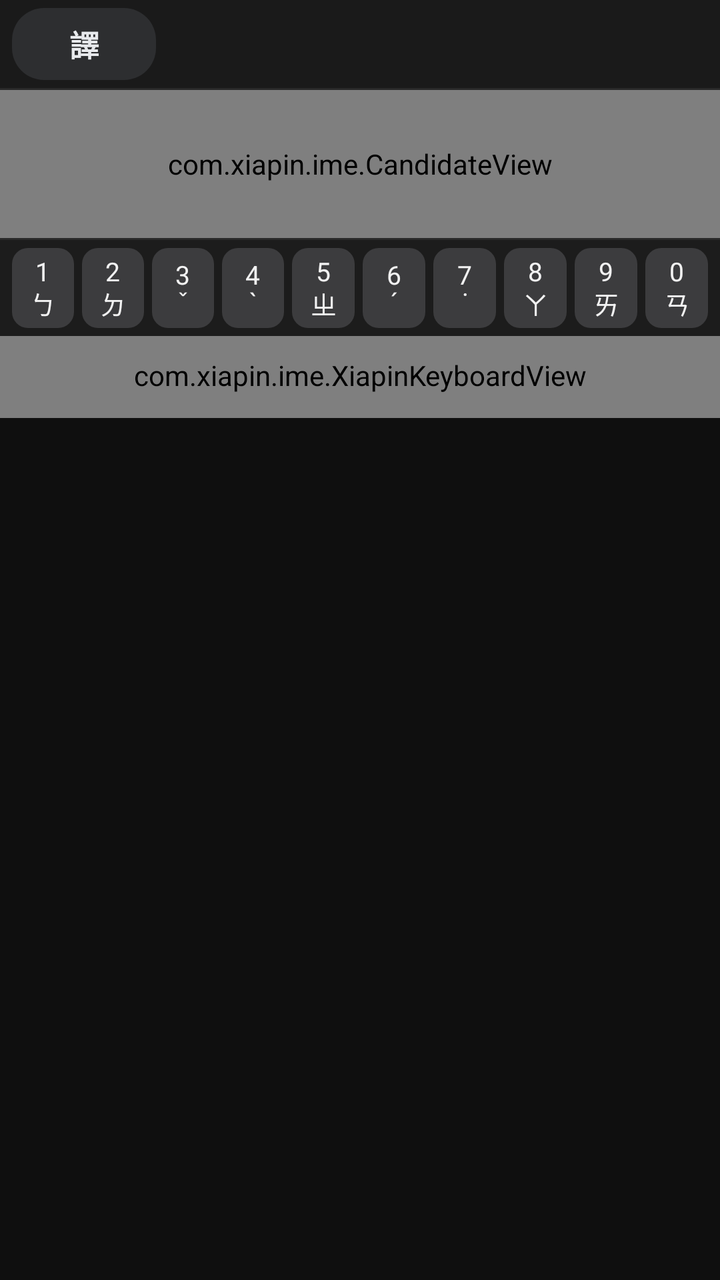
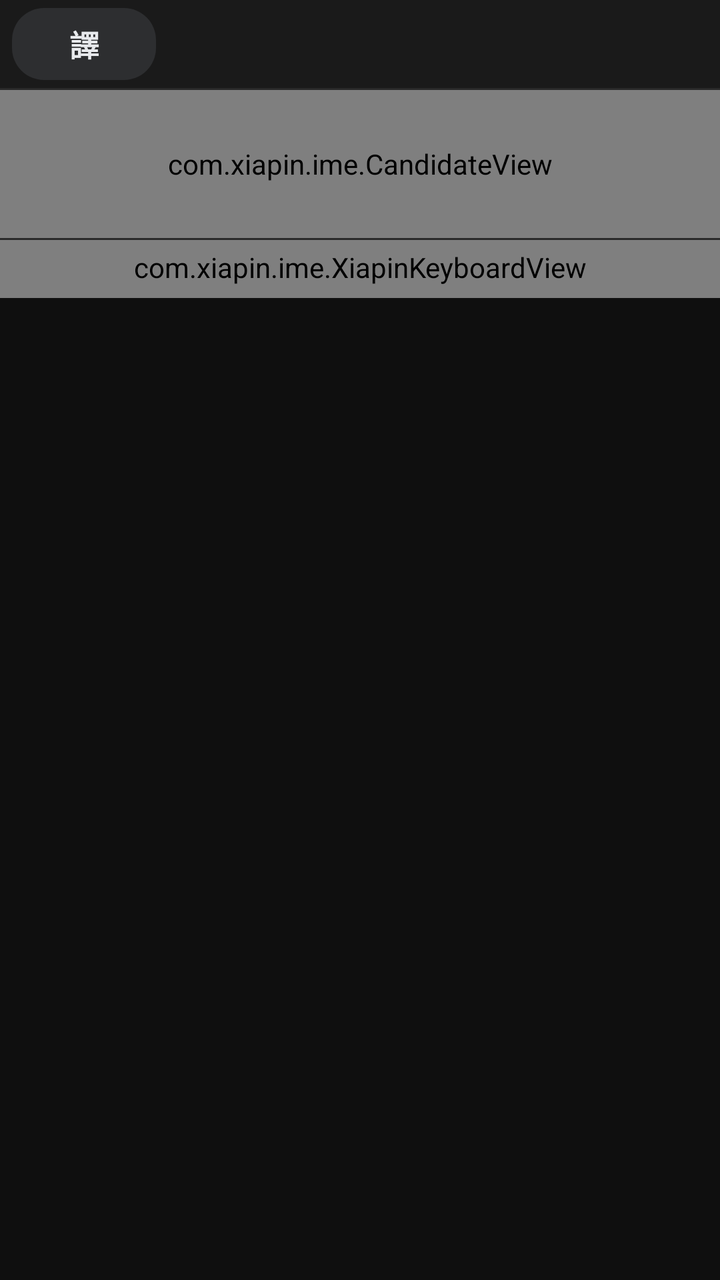

The first picture is an Android layout as it rendered before a commit; the second is the same layout after the commit. The layout source and the unified diff follow.
<!-- AndroidManifest.xml: fallback theme Theme.MaterialComponents.DayNight.NoActionBar -->
<!-- res/layout/input_view.xml -->
<?xml version="1.0" encoding="utf-8"?>
<LinearLayout xmlns:android="http://schemas.android.com/apk/res/android"
    android:layout_width="match_parent"
    android:layout_height="wrap_content"
    android:orientation="vertical"
    android:background="#0f0f0f">

    
    <LinearLayout
        android:id="@+id/feature_bar"
        android:layout_width="match_parent"
        android:layout_height="44dp"
        android:orientation="horizontal"
        android:gravity="center_vertical"
        android:background="#1a1a1a"
        android:paddingStart="6dp"
        android:paddingEnd="6dp">

        <TextView
            android:id="@+id/btn_translate"
            android:layout_width="wrap_content"
            android:layout_height="36dp"
            android:minWidth="72dp"
            android:minHeight="40dp"
            android:gravity="center"
            android:paddingStart="16dp"
            android:paddingEnd="16dp"
            android:text="譯"
            android:textSize="15sp"
            android:textStyle="bold"
            android:textColor="#E8EAED"
            android:background="@drawable/feature_btn_bg"
            android:clickable="true"
            android:focusable="true" />

        <TextView
            android:id="@+id/btn_lang_pair"
            android:layout_width="wrap_content"
            android:layout_height="32dp"
            android:layout_marginStart="6dp"
            android:minWidth="52dp"
            android:gravity="center"
            android:paddingStart="10dp"
            android:paddingEnd="10dp"
            android:text="→英"
            android:textSize="13sp"
            android:textColor="#9AA0A6"
            android:background="@drawable/feature_btn_bg"
            android:clickable="true"
            android:focusable="true"
            android:visibility="gone" />

        <TextView
            android:id="@+id/txt_translate_hint"
            android:layout_width="0dp"
            android:layout_height="match_parent"
            android:layout_weight="1"
            android:layout_marginStart="8dp"
            android:gravity="center_vertical"
            android:singleLine="true"
            android:ellipsize="end"
            android:textSize="12sp"
            android:textColor="#9AA0A6"
            android:visibility="gone" />
<TextView
            android:id="@+id/btn_translate_settings"
            android:layout_width="wrap_content"
            android:layout_height="32dp"
            android:minWidth="40dp"
            android:gravity="center"
            android:paddingStart="8dp"
            android:paddingEnd="8dp"
            android:layout_marginEnd="4dp"
            android:text="設定"
            android:textSize="12sp"
            android:textColor="#9AA0A6"
            android:background="@drawable/feature_btn_bg"
            android:clickable="true"
            android:focusable="true"
            android:visibility="gone" />

        <TextView
            android:id="@+id/btn_clear_source"
            android:layout_width="wrap_content"
            android:layout_height="32dp"
            android:minWidth="40dp"
            android:gravity="center"
            android:paddingStart="8dp"
            android:paddingEnd="8dp"
            android:text="清空"
            android:textSize="12sp"
            android:textColor="#F28B82"
            android:background="@drawable/feature_btn_bg"
            android:clickable="true"
            android:focusable="true"
            android:visibility="gone" />
    </LinearLayout>

    
    <LinearLayout
        android:id="@+id/translate_panel"
        android:layout_width="match_parent"
        android:layout_height="wrap_content"
        android:orientation="vertical"
        android:background="#121820"
        android:visibility="gone">

        
        <LinearLayout
            android:id="@+id/translate_source_row"
            android:layout_width="match_parent"
            android:layout_height="wrap_content"
            android:minHeight="48dp"
            android:orientation="horizontal"
            android:gravity="center_vertical"
            android:paddingStart="8dp"
            android:paddingEnd="8dp"
            android:paddingTop="6dp"
            android:paddingBottom="6dp">

            <TextView
                android:layout_width="40dp"
                android:layout_height="wrap_content"
                android:text="原文"
                android:textSize="11sp"
                android:textColor="#A08040"
                android:textStyle="bold" />

            <EditText
                android:id="@+id/txt_translate_source"
                android:layout_width="0dp"
                android:layout_height="wrap_content"
                android:minHeight="40dp"
                android:layout_weight="1"
                android:background="@drawable/translate_edit_bg"
                android:paddingStart="12dp"
                android:paddingEnd="12dp"
                android:paddingTop="8dp"
                android:paddingBottom="8dp"
                android:gravity="center_vertical|start"
                android:textSize="16sp"
                android:textColor="#FFCC00"
                android:textColorHint="#806820"
                android:textStyle="bold"
                android:hint="在此輸入原文…"
                android:singleLine="false"
                android:maxLines="3"
                android:inputType="textMultiLine|textNoSuggestions"
                android:imeOptions="flagNoExtractUi|flagNoFullscreen|actionDone"
                android:importantForAutofill="no"
                android:focusable="true"
                android:focusableInTouchMode="true"
                android:cursorVisible="true"
                android:textCursorDrawable="@null" />

            <TextView
                android:id="@+id/btn_send_source"
                android:layout_width="wrap_content"
                android:layout_height="40dp"
                android:minWidth="64dp"
                android:layout_marginStart="8dp"
                android:gravity="center"
                android:paddingStart="12dp"
                android:paddingEnd="12dp"
                android:text="送原文"
                android:textSize="13sp"
                android:textStyle="bold"
                android:textColor="#202124"
                android:background="@drawable/feature_btn_primary"
                android:clickable="true"
                android:focusable="true" />
        </LinearLayout>

        <View
            android:layout_width="match_parent"
            android:layout_height="1dp"
            android:background="#2a3540" />

        
        <LinearLayout
            android:layout_width="match_parent"
            android:layout_height="44dp"
            android:orientation="horizontal"
            android:gravity="center_vertical"
            android:paddingStart="6dp"
            android:paddingEnd="4dp">

            <TextView
                android:layout_width="40dp"
                android:layout_height="wrap_content"
                android:layout_marginStart="4dp"
                android:text="譯文"
                android:textSize="11sp"
                android:textColor="#5B9BFF"
                android:textStyle="bold" />

            <HorizontalScrollView
                android:layout_width="0dp"
                android:layout_height="match_parent"
                android:layout_weight="1"
                android:scrollbars="none"
                android:fillViewport="false"
                android:overScrollMode="never">

                <LinearLayout
                    android:id="@+id/translate_result_row"
                    android:layout_width="wrap_content"
                    android:layout_height="match_parent"
                    android:orientation="horizontal"
                    android:gravity="center_vertical"
                    android:paddingEnd="8dp" />
            </HorizontalScrollView>
        </LinearLayout>
    </LinearLayout>

    <View
        android:layout_width="match_parent"
        android:layout_height="1dp"
        android:background="#2a2a2a" />

    <com.xiapin.ime.CandidateView
        android:id="@+id/candidates"
        android:layout_width="match_parent"
        android:layout_height="74dp" />

    <View
        android:layout_width="match_parent"
        android:layout_height="1dp"
        android:background="#2a2a2a" />

    
    <include
        android:id="@+id/number_row"
        layout="@layout/number_row"
        android:layout_width="match_parent"
        android:layout_height="48dp" />

    <com.xiapin.ime.XiapinKeyboardView
        android:id="@+id/keyboard"
        android:layout_width="match_parent"
        android:layout_height="wrap_content"
        android:keyBackground="@drawable/key_bg_selector"
        android:keyTextColor="#f2f2f2"
        android:keyTextSize="20sp"
        android:background="#1c1c1c"
        android:paddingTop="10dp"
        android:paddingBottom="12dp"
        android:paddingStart="6dp"
        android:paddingEnd="6dp"
        android:shadowRadius="0"
        android:shadowColor="#00000000" />
</LinearLayout>
<!-- res/layout/number_row.xml (included above) -->
<?xml version="1.0" encoding="utf-8"?>
<LinearLayout xmlns:android="http://schemas.android.com/apk/res/android"
    android:layout_width="match_parent"
    android:layout_height="48dp"
    android:orientation="horizontal"
    android:gravity="center"
    android:paddingStart="4dp"
    android:paddingEnd="4dp"
    android:paddingTop="2dp"
    android:paddingBottom="2dp"
    android:background="#1c1c1c">

    
    <TextView android:id="@+id/num_1" style="@style/NumberKey" android:text="1\nㄅ" />
    <TextView android:id="@+id/num_2" style="@style/NumberKey" android:text="2\nㄉ" />
    <TextView android:id="@+id/num_3" style="@style/NumberKey" android:text="3\nˇ" />
    <TextView android:id="@+id/num_4" style="@style/NumberKey" android:text="4\nˋ" />
    <TextView android:id="@+id/num_5" style="@style/NumberKey" android:text="5\nㄓ" />
    <TextView android:id="@+id/num_6" style="@style/NumberKey" android:text="6\nˊ" />
    <TextView android:id="@+id/num_7" style="@style/NumberKey" android:text="7\n˙" />
    <TextView android:id="@+id/num_8" style="@style/NumberKey" android:text="8\nㄚ" />
    <TextView android:id="@+id/num_9" style="@style/NumberKey" android:text="9\nㄞ" />
    <TextView android:id="@+id/num_0" style="@style/NumberKey" android:text="0\nㄢ" />
</LinearLayout>
<!-- resources referenced by this layout -->
<resources>
  <!-- drawable feature_btn_bg (drawable) -->
  <?xml version="1.0" encoding="utf-8"?>
  <selector xmlns:android="http://schemas.android.com/apk/res/android">
      <item android:state_pressed="true">
          <shape android:shape="rectangle">
              <solid android:color="#3c4043" />
              <corners android:radius="16dp" />
          </shape>
      </item>
      <item>
          <shape android:shape="rectangle">
              <solid android:color="#2d2e30" />
              <corners android:radius="16dp" />
          </shape>
      </item>
  </selector>
  <!-- drawable feature_btn_primary (drawable) -->
  <?xml version="1.0" encoding="utf-8"?>
  <selector xmlns:android="http://schemas.android.com/apk/res/android">
      <item android:state_pressed="true">
          <shape android:shape="rectangle">
              <solid android:color="#8AB4F8" />
              <corners android:radius="16dp" />
          </shape>
      </item>
      <item>
          <shape android:shape="rectangle">
              <solid android:color="#AECBFA" />
              <corners android:radius="16dp" />
          </shape>
      </item>
  </selector>
  <!-- drawable key_bg_selector (drawable) -->
  <?xml version="1.0" encoding="utf-8"?>
  <selector xmlns:android="http://schemas.android.com/apk/res/android">
      <item android:drawable="@drawable/key_bg_pressed" android:state_pressed="true" />
      <item android:drawable="@drawable/key_bg" />
  </selector>
  <!-- drawable translate_edit_bg (drawable) -->
  <?xml version="1.0" encoding="utf-8"?>
  <shape xmlns:android="http://schemas.android.com/apk/res/android"
      android:shape="rectangle">
      <solid android:color="#1A2430" />
      <stroke
          android:width="1dp"
          android:color="#3D4F63" />
      <corners android:radius="10dp" />
  </shape>
  <style name="NumberKey">
          <item name="android:layout_width">0dp</item>
          <item name="android:layout_height">match_parent</item>
          <item name="android:layout_weight">1</item>
          <item name="android:layout_margin">2dp</item>
          <item name="android:gravity">center</item>
          <item name="android:textSize">13sp</item>
          <item name="android:textColor">#F2F2F2</item>
          <item name="android:lineSpacingExtra">-2dp</item>
          <item name="android:background">@drawable/key_bg_selector</item>
          <item name="android:clickable">true</item>
          <item name="android:focusable">true</item>
          <item name="android:soundEffectsEnabled">true</item>
      </style>
  <!-- drawable key_bg_pressed (drawable) -->
  <?xml version="1.0" encoding="utf-8"?>
  <shape xmlns:android="http://schemas.android.com/apk/res/android"
      android:shape="rectangle">
      <solid android:color="#5a5a5e" />
      <corners android:radius="8dp" />
  </shape>
  <!-- drawable key_bg (drawable) -->
  <?xml version="1.0" encoding="utf-8"?>
  <shape xmlns:android="http://schemas.android.com/apk/res/android"
      android:shape="rectangle">
      <solid android:color="#3c3c3e" />
      <corners android:radius="8dp" />
  </shape>
</resources>

<!-- the commit's change to res/layout/input_view.xml (unified diff, before → after) -->
@@ -228,50 +228,18 @@
         android:layout_height="1dp"
         android:background="#2a2a2a" />
 
-    
-    <include
-        android:id="@+id/number_row"
-        layout="@layout/number_row"
-        android:layout_width="match_parent"
-        android:layout_height="48dp" />
-
     <com.xiapin.ime.XiapinKeyboardView
         android:id="@+id/keyboard"
         android:layout_width="match_parent"
         android:layout_height="wrap_content"
         android:keyBackground="@drawable/key_bg_selector"
         android:keyTextColor="#f2f2f2"
-        android:keyTextSize="20sp"
+        android:keyTextSize="18sp"
         android:background="#1c1c1c"
-        android:paddingTop="10dp"
-        android:paddingBottom="12dp"
+        android:paddingTop="4dp"
+        android:paddingBottom="6dp"
         android:paddingStart="6dp"
         android:paddingEnd="6dp"
         android:shadowRadius="0"
         android:shadowColor="#00000000" />
 </LinearLayout>
-<!-- res/layout/number_row.xml (included above) -->
-<?xml version="1.0" encoding="utf-8"?>
-<LinearLayout xmlns:android="http://schemas.android.com/apk/res/android"
-    android:layout_width="match_parent"
-    android:layout_height="48dp"
-    android:orientation="horizontal"
-    android:gravity="center"
-    android:paddingStart="4dp"
-    android:paddingEnd="4dp"
-    android:paddingTop="2dp"
-    android:paddingBottom="2dp"
-    android:background="#1c1c1c">
-
-    
-    <TextView android:id="@+id/num_1" style="@style/NumberKey" android:text="1\nㄅ" />
-    <TextView android:id="@+id/num_2" style="@style/NumberKey" android:text="2\nㄉ" />
-    <TextView android:id="@+id/num_3" style="@style/NumberKey" android:text="3\nˇ" />
-    <TextView android:id="@+id/num_4" style="@style/NumberKey" android:text="4\nˋ" />
-    <TextView android:id="@+id/num_5" style="@style/NumberKey" android:text="5\nㄓ" />
-    <TextView android:id="@+id/num_6" style="@style/NumberKey" android:text="6\nˊ" />
-    <TextView android:id="@+id/num_7" style="@style/NumberKey" android:text="7\n˙" />
-    <TextView android:id="@+id/num_8" style="@style/NumberKey" android:text="8\nㄚ" />
-    <TextView android:id="@+id/num_9" style="@style/NumberKey" android:text="9\nㄞ" />
-    <TextView android:id="@+id/num_0" style="@style/NumberKey" android:text="0\nㄢ" />
-</LinearLayout>
<!-- resource entries referenced after the edit -->
@@ -48,20 +48,6 @@
           android:color="#3D4F63" />
       <corners android:radius="10dp" />
   </shape>
-  <style name="NumberKey">
-          <item name="android:layout_width">0dp</item>
-          <item name="android:layout_height">match_parent</item>
-          <item name="android:layout_weight">1</item>
-          <item name="android:layout_margin">2dp</item>
-          <item name="android:gravity">center</item>
-          <item name="android:textSize">13sp</item>
-          <item name="android:textColor">#F2F2F2</item>
-          <item name="android:lineSpacingExtra">-2dp</item>
-          <item name="android:background">@drawable/key_bg_selector</item>
-          <item name="android:clickable">true</item>
-          <item name="android:focusable">true</item>
-          <item name="android:soundEffectsEnabled">true</item>
-      </style>
   <!-- drawable key_bg_pressed (drawable) -->
   <?xml version="1.0" encoding="utf-8"?>
   <shape xmlns:android="http://schemas.android.com/apk/res/android"
